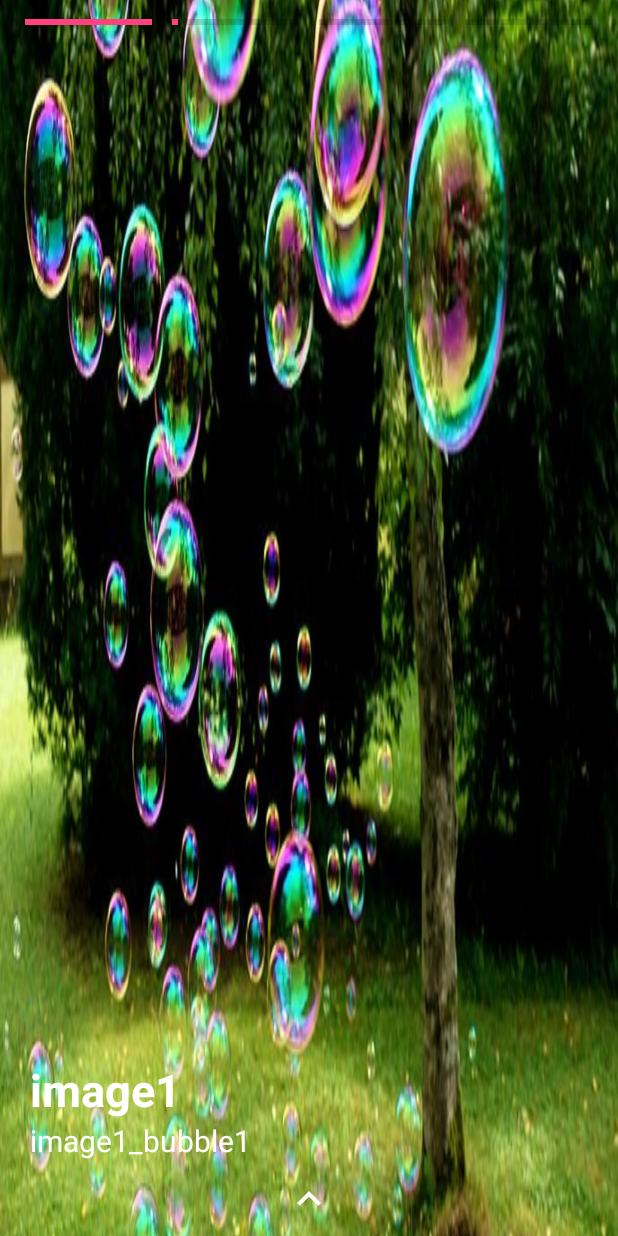
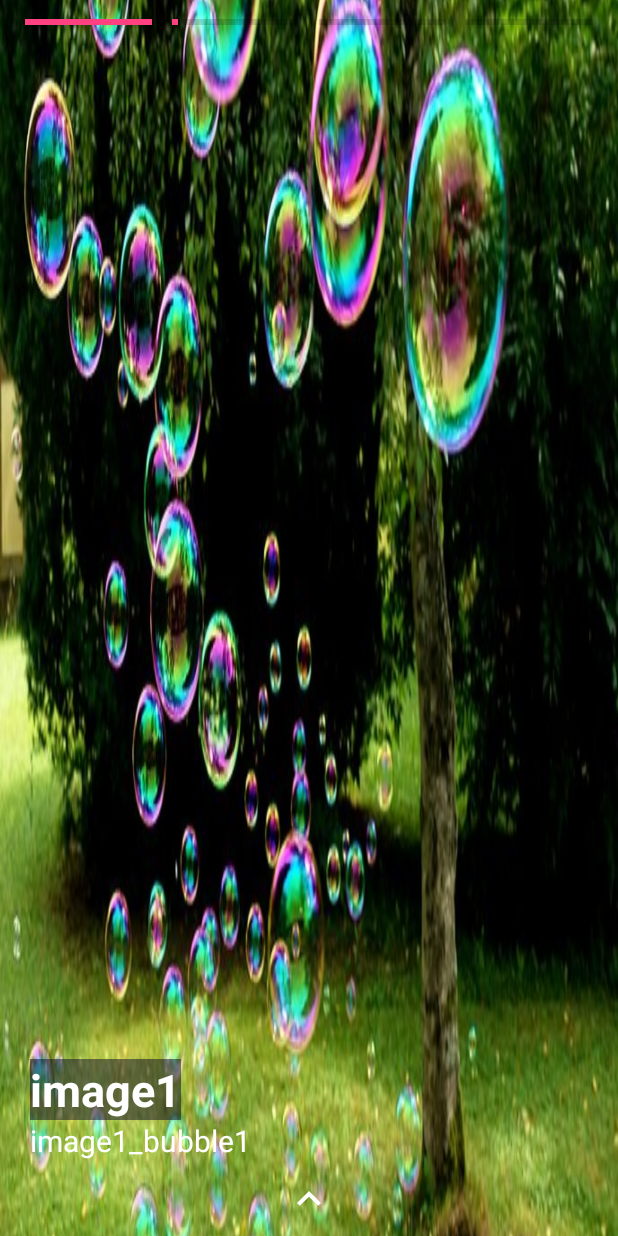
Before and after one commit to jeonsoh/Kotlin_Animation, an Android app: the screen it shows after launch (MainActivity), on a phone screen of 412 x 824 dp. Run offline under Robolectric (Android 15) with nearby library versions, the phone set to English and light mode, and no system bars; our stand-ins replace EventBus.

Commit message:
not solved.. textview animation

```diff
--- a/app/src/main/java/com/example/jeonsohh/paige_animation/ViewerFragment.kt
+++ b/app/src/main/java/com/example/jeonsohh/paige_animation/ViewerFragment.kt
@@ -1,10 +1,7 @@
 package com.example.jeonsohh.paige_animation
 
 
-import android.animation.Animator
-import android.animation.AnimatorInflater
-import android.animation.AnimatorSet
-import android.animation.ObjectAnimator
+import android.animation.*
 import android.os.Bundle
 import android.support.v4.app.Fragment
 import android.util.Log
@@ -15,6 +12,9 @@ import android.widget.ProgressBar
 import kotlinx.android.synthetic.main.activity_viewpager_item.*
 import kotlinx.android.synthetic.main.activity_viewpager_item.view.*
 import org.greenrobot.eventbus.EventBus
+import android.animation.ObjectAnimator
+import android.view.animation.AccelerateDecelerateInterpolator
+import android.view.animation.AccelerateInterpolator
 
 
 class ViewerFragment : Fragment(){
@@ -185,15 +185,31 @@ class ViewerFragment : Fragment(){
         var anim_progressbar = AnimatorInflater.loadAnimator(imageview_viewpager.context, R.animator.linear_progress)  //property animation방식
         anim_progressbar.setTarget(mProgressbar)
 
-//        var anim_textview = ObjectAnimator.ofInt(textview_viewpager_head, "progress", 0, 100).apply {
-//            setDuration(3000)
-//            setInterpolator(LinearInterpolator())
-//        }
+        var anim_textview = ValueAnimator.ofArgb(R.color.colorAlpha, R.color.colorAccent);
+        anim_textview.setDuration(7000)
+        anim_textview.addUpdateListener(object : ValueAnimator.AnimatorUpdateListener{
+            override fun onAnimationUpdate(p0: ValueAnimator?) {
+                textview_viewpager_head.setBackgroundColor(p0?.getAnimatedValue() as Int)
+            }
+
+        })
+
+//        var argb = ArgbEvaluator()
+//        var endcolor = argb.evaluate(, R.color.colorPrimaryDark, R.color.colorAccent)
+//        var anim_textview = ObjectAnimator.ofObject(imageview_viewpager.context, "backgroundColor", argb, R.color.colorAccent)
+//        anim_textview.setDuration(7000)
+//        anim_textview.setInterpolator(AccelerateInterpolator())
+//        anim_textview.setTarget(textview_viewpager_head)
+//
+
+//        var anim_textview = AnimatorInflater.loadAnimator(imageview_viewpager.context, R.animator.linear_background)  //property animation방식
+//        anim_textview.setInterpolator(AccelerateDecelerateInterpolator())
+//        anim_textview.setTarget(textview_viewpager_head)
 
         var anim_zoomin = AnimatorInflater.loadAnimator(imageview_viewpager.context, R.animator.zoom_in) as AnimatorSet  //property animation방식
         anim_zoomin.setTarget(imageview_viewpager)
 
-        anim_zoomin.playTogether(anim_progressbar)
+        anim_zoomin.playTogether(anim_progressbar, anim_textview)
 
         return anim_zoomin
     }
--- /dev/null
+++ b/app/src/main/res/animator/linear_background.xml
@@ -0,0 +1,10 @@
+<?xml version="1.0" encoding="utf-8"?>
+<set xmlns:android="http://schemas.android.com/apk/res/android">
+    <objectAnimator
+        android:propertyName="backgroundColor"
+        android:valueFrom="@color/colorAlpha"
+        android:valueTo="@color/colorAccent"
+        android:duration="7000"
+        android:valueType="colorType"
+        />
+</set>
--- a/app/src/main/res/layout/activity_viewpager_item.xml
+++ b/app/src/main/res/layout/activity_viewpager_item.xml
@@ -25,7 +25,7 @@
             android:orientation="vertical"
             >
             <TextView
-                android:layout_width="match_parent"
+                android:layout_width="wrap_content"
                 android:layout_height="wrap_content"
                 android:id="@+id/textview_viewpager_head"
                 android:textSize="30sp"
```
